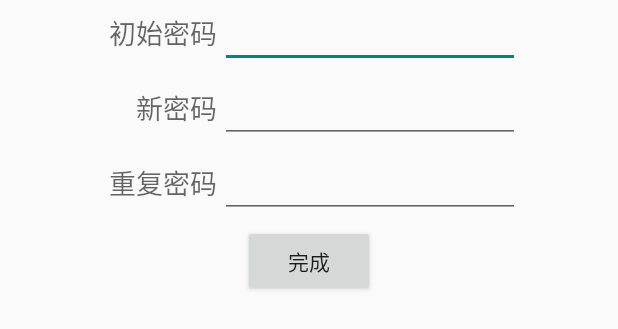
After one commit to RenJiJiaoHuPj/circle, an Android app: the layout fragment_change_password.xml on its own in the app's theme, with its tools: preview values and no code run, on a phone screen of 412 x 824 dp. The commit adds this screen. Shown: the top 329 px of the screen. Run offline under Robolectric (Android 15) with nearby library versions, the phone set to English and light mode, and no system bars.

Commit message:
UI updates (12/24)

```diff
--- a/app/src/main/java/com/zzt/circle/app/net/UpdateInfo.java
+++ b/app/src/main/java/com/zzt/circle/app/net/UpdateInfo.java
@@ -28,8 +28,8 @@ public class UpdateInfo {
         params.put(Config.KEY_GENDER, String.valueOf(gender));
 
         if (old_pwd_md5.length()!=0&&new_pwd_md5.length()!=0) {
-            params.put(Config.KEY_OLD_PWD_MD5, MD5Utils.str2MD5(old_pwd_md5));
-            params.put(Config.KEY_NEW_PWD_MD5, MD5Utils.str2MD5(new_pwd_md5));
+            params.put(Config.KEY_OLD_PWD_MD5, old_pwd_md5);
+            params.put(Config.KEY_NEW_PWD_MD5, new_pwd_md5);
         }
 
         String actionURL = Config.SERVER_URL + Config.ACTION_UPDATE_INFO + Config.SERVER_ACTION_SUFFIX;
--- /dev/null
+++ b/app/src/main/res/layout/fragment_change_password.xml
@@ -0,0 +1,101 @@
+<FrameLayout xmlns:android="http://schemas.android.com/apk/res/android"
+    xmlns:tools="http://schemas.android.com/tools"
+    android:layout_width="match_parent"
+    android:layout_height="match_parent"
+    tools:context=".fragment.ChangePassword">
+
+
+    <LinearLayout
+        android:orientation="vertical"
+        android:layout_width="match_parent"
+        android:layout_height="match_parent"
+        android:layout_gravity="center_horizontal|top">
+
+        <LinearLayout
+            android:orientation="horizontal"
+            android:layout_width="match_parent"
+            android:layout_height="@dimen/common_line_height"
+            android:layout_gravity="center_horizontal"
+            android:gravity="center_horizontal">
+
+            <TextView
+                android:layout_width="@dimen/common_label_width"
+                android:layout_height="wrap_content"
+                android:textAppearance="?android:attr/textAppearanceMedium"
+                android:text="@string/original_password"
+                android:id="@+id/textView"
+                android:gravity="right"
+                android:labelFor="@+id/old_password"
+                android:layout_marginRight="2dp" />
+
+            <EditText
+                android:layout_width="@dimen/common_input_width"
+                android:layout_height="wrap_content"
+                android:inputType="textPassword"
+                android:ems="10"
+                android:id="@+id/old_password" />
+        </LinearLayout>
+
+        <LinearLayout
+            android:orientation="horizontal"
+            android:layout_width="match_parent"
+            android:layout_height="@dimen/common_line_height"
+            android:layout_gravity="center_horizontal"
+            android:gravity="center_horizontal">
+
+            <TextView
+                android:layout_width="@dimen/common_label_width"
+                android:layout_height="wrap_content"
+                android:textAppearance="?android:attr/textAppearanceMedium"
+                android:text="@string/new_password"
+                android:id="@+id/textView2"
+                android:gravity="right"
+                android:labelFor="@+id/new_password"
+                android:layout_marginRight="2dp" />
+
+            <EditText
+                android:layout_width="@dimen/common_input_width"
+                android:layout_height="wrap_content"
+                android:inputType="textPassword"
+                android:id="@+id/new_password" />
+        </LinearLayout>
+
+        <LinearLayout
+            android:orientation="horizontal"
+            android:layout_width="match_parent"
+            android:layout_height="@dimen/common_line_height"
+            android:layout_gravity="center_horizontal"
+            android:gravity="center_horizontal">
+
+            <TextView
+                android:layout_width="@dimen/common_label_width"
+                android:layout_height="wrap_content"
+                android:textAppearance="?android:attr/textAppearanceMedium"
+                android:text="@string/repeat_new_string"
+                android:id="@+id/textView3"
+                android:gravity="right"
+                android:labelFor="@+id/repeat_new_password"
+                android:layout_marginRight="2dp" />
+
+            <EditText
+                android:layout_width="@dimen/common_input_width"
+                android:layout_height="wrap_content"
+                android:inputType="textPassword"
+                android:id="@+id/repeat_new_password" />
+        </LinearLayout>
+
+        <LinearLayout
+            android:orientation="horizontal"
+            android:layout_width="match_parent"
+            android:layout_height="@dimen/common_line_height"
+            android:layout_gravity="center_horizontal"
+            android:gravity="center_horizontal">
+
+            <Button
+                android:layout_width="wrap_content"
+                android:layout_height="wrap_content"
+                android:text="@string/finish"
+                android:id="@+id/submit" />
+        </LinearLayout>
+    </LinearLayout>
+</FrameLayout>
--- a/app/src/main/res/layout/fragment_myinfo.xml
+++ b/app/src/main/res/layout/fragment_myinfo.xml
@@ -80,7 +80,7 @@
                     android:id="@+id/gender_switch"
                     android:textOn=""
                     android:textOff=""
-                    android:thumb="@mipmap/ic_new_photo"
+                    android:thumb="@drawable/switch1"
                     android:thumbTextPadding="10dp"
                     android:checked="true"
                     android:enabled="true" />
--- a/app/src/main/res/menu/menu_main.xml
+++ b/app/src/main/res/menu/menu_main.xml
@@ -8,8 +8,12 @@
           app:showAsAction="always"
           android:icon="@mipmap/ic_new_photo"
             />
+    <item android:id="@+id/action_change_password"
+        android:title="@string/change_password"
+        android:showAsAction="never"
+        />
     <item android:id="@+id/action_logout"
-        android:title="注销"
+        android:title="@string/logout"
         android:showAsAction="never"
         />
 </menu>
--- a/app/src/main/res/values/dimens.xml
+++ b/app/src/main/res/values/dimens.xml
@@ -4,6 +4,7 @@
     <dimen name="activity_vertical_margin">8dp</dimen>
     <dimen name="common_input_width">200dp</dimen>
     <dimen name="small_label_width">66dp</dimen>
+    <dimen name="common_label_width">80dp</dimen>
     <dimen name="common_line_height">50dp</dimen>
     <dimen name="small_input_width">120dp</dimen>
 </resources>
--- a/app/src/main/res/values/strings.xml
+++ b/app/src/main/res/values/strings.xml
@@ -2,11 +2,11 @@
     <string name="app_name">Circle</string>
 
 
-    <string name="title_section1">XX圈</string>
+    <string name="title_section1">首页</string>
     <string name="title_section2">关注</string>
     <string name="title_section3">我</string>
 
-    <string name="three_days" >3天</string >
+    <string name="three_days">3天</string>
     <string name="publish">发布</string>
     <string name="large_image">大图</string>
     <string name="image_body">图片主体</string>
@@ -14,6 +14,7 @@
     <string name="account">账号</string>
     <string name="password">密码</string>
     <string name="login">登录</string>
+    <string name="logout">退出登录</string>
     <string name="please_enter_your_account">请输入账号</string>
     <string name="please_enter_yout_password">请输入您的密码</string>
     <string name="fail_to_login">登录失败</string>
@@ -42,12 +43,17 @@
     <string name="posting">发布中</string>
     <string name="comment_success">评论成功</string>
 
-<!-- TODO: Remove or change this placeholder text -->
+    <!-- TODO: Remove or change this placeholder text -->
     <string name="hello_blank_fragment">Hello blank fragment</string>
     <string name="change_profile">修改</string>
     <string name="finish">完成</string>
     <string name="male">男</string>
     <string name="female">女</string>
     <string name="follow">关注</string>
+    <string name="change_password">修改密码</string>
+    <string name="original_password">初始密码</string>
+    <string name="new_password">新密码</string>
+    <string name="repeat_new_string">重复密码</string>
+    <string name="update_success">更新成功!</string>
 
 </resources>
```
Also changed, not shown: app/src/main/AndroidManifest.xml (+7 -17 lines), app/src/main/java/com/zzt/circle/app/activity/LoginActivity.java (+10 -1 lines), app/src/main/java/com/zzt/circle/app/activity/MainActivity.java (+40 -16 lines), app/src/main/java/com/zzt/circle/app/fragment/ChangePassword.java (added, +120 -0 lines), app/src/main/java/com/zzt/circle/app/fragment/MyInfoFragment.java (+40 -31 lines), app/src/main/res/drawable/switch1.png (added).
